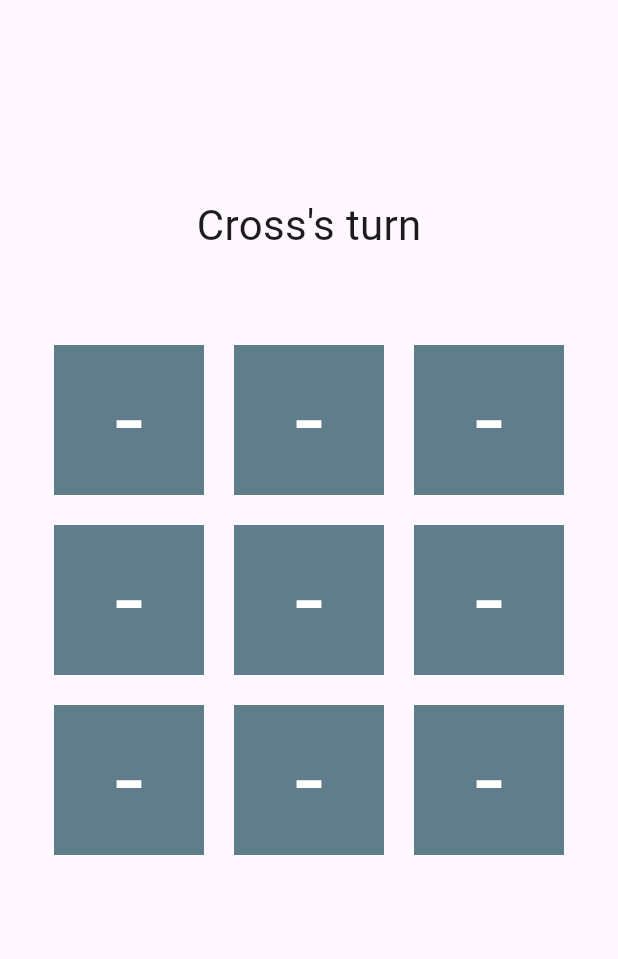
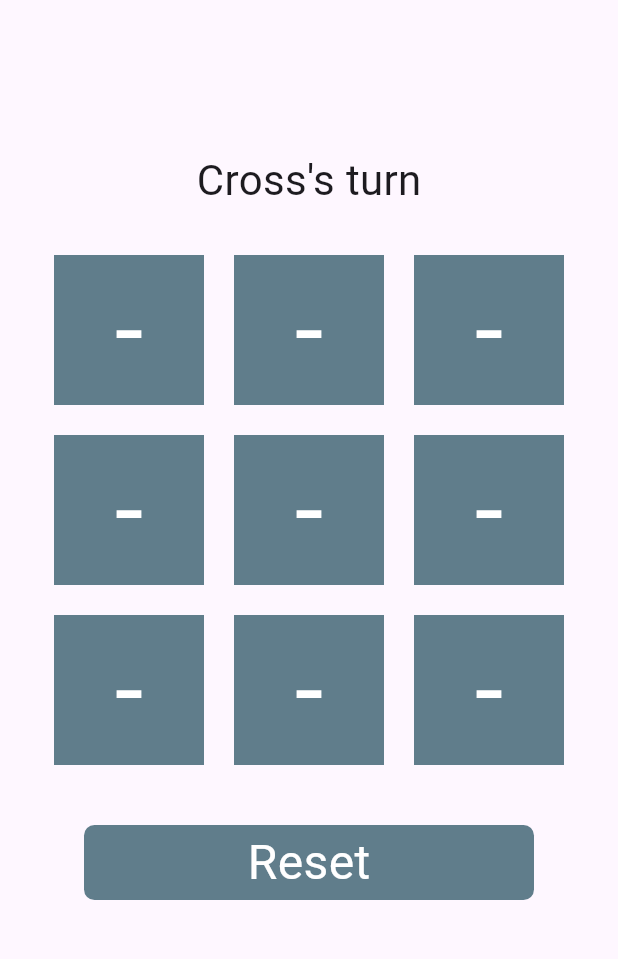
Before and after one commit to samy-belazzoug/Flutactoe, a Flutter app: the screen it shows after launch, on a phone screen of 412 x 824 dp, the part 84-1043 px from its top. Run offline on Flutter 3.47's test engine with Material 3 defaults, Android fonts, the phone set to English and light mode, and no system bars.

Commit message:
Reset button working

```diff
--- a/flutactoe/lib/main.dart
+++ b/flutactoe/lib/main.dart
@@ -43,6 +43,7 @@ class _MainWindowState extends State<MainWindow> {
           textTurn = "Round's turn";
       }
   }
+
   void updateGame(int index) {
     setState(() {
       if (game.grid[index] == TileState.empty) {
@@ -67,6 +68,17 @@ class _MainWindowState extends State<MainWindow> {
     });
   }
 
+  void reset() {
+    setState(() {
+      for (int i = 0; i < game.grid.length; i++) {
+        game.grid[i] = TileState.empty;
+      }
+      game.roundPlays.clear();
+      game.crossPlays.clear();
+      game.crossTurn = game.playerStart();
+    }
+    );
+  }
 
   @override
   Widget build(BuildContext context) {
@@ -81,8 +93,9 @@ class _MainWindowState extends State<MainWindow> {
 
       body: // The main content
           Column(
+            mainAxisAlignment: MainAxisAlignment.start,
             crossAxisAlignment: CrossAxisAlignment.center,
-            spacing: 50,
+            spacing: 20,
             children: [
             SizedBox(height: 80,),
 
@@ -159,18 +172,22 @@ class _MainWindowState extends State<MainWindow> {
               ),
 
             // RESET BUTTON
-
+            Container(
+                alignment: AlignmentGeometry.center,
+                margin: const EdgeInsets.all(10.0),
+                width: 300,
+                height: 50,
+                decoration: BoxDecoration(
+                    borderRadius: BorderRadius.all(Radius.circular(7)),
+                    color: Colors.blueGrey,
+                ),
+                child:
+                  GestureDetector(
+                    onTap: () => reset(),
+                    child: Text('Reset', style: TextStyle(color: Colors.white, fontSize: 32),))
+            )
           ])
       );
-
-
-
-
-            // gridUI(testGrid),
-  }
-
-  void gridUI(List<TileState> grid) {
-
   }
 }
 
@@ -185,15 +202,6 @@ Color updateTileColor(TileState state) {
       return Colors.blueGrey;
     }
   }
-
-
-
-
-
-
-
-
-
 
 /*
     // FIRST ROW
```
